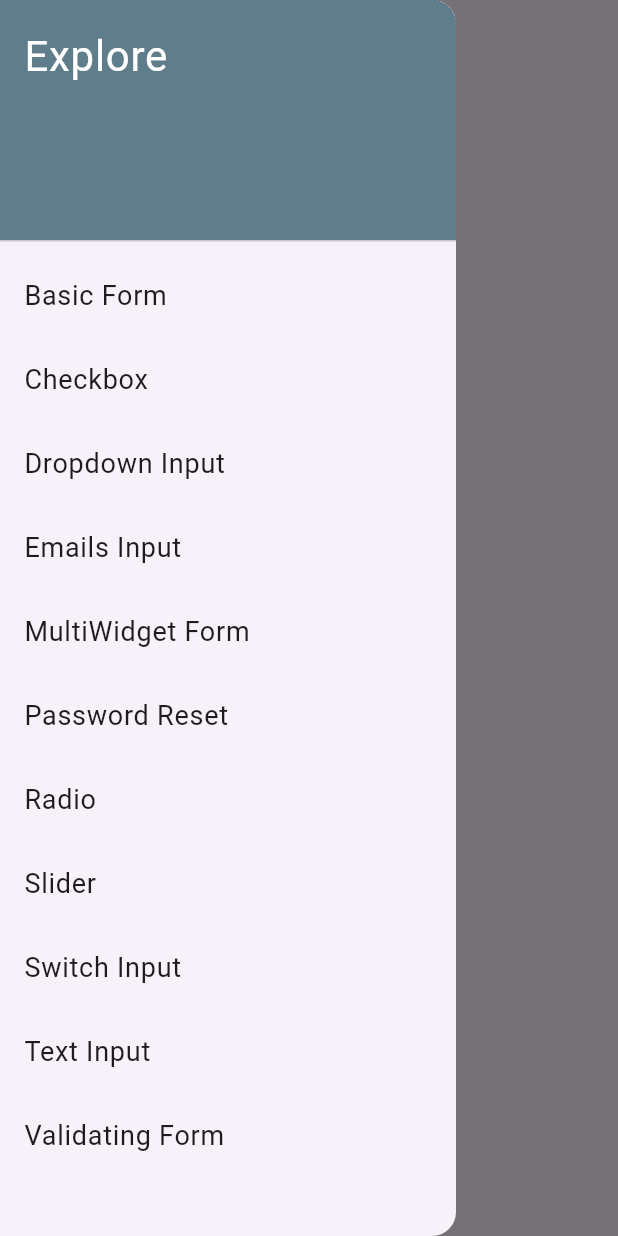
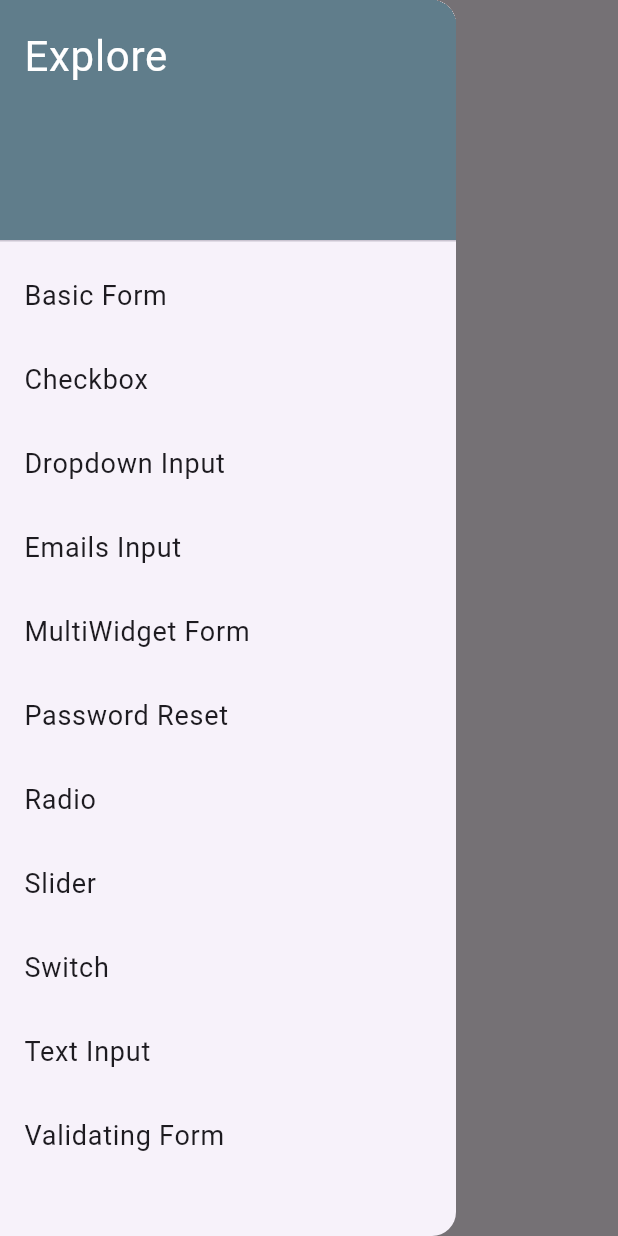
Before and after one commit to randy-kip/flutter-1-forms, a Flutter app: the screen it shows after launch, with the side drawer open, on a phone screen of 412 x 824 dp. Run offline on Flutter 3.47's test engine with Material 3 defaults, Android fonts, the phone set to English and light mode, and no system bars.

Commit message:
1. ✨feat: Added the `SwitchInput` widget for toggle functionality.
2. ✨feat: Create a Flutter screen (`SwitchScreen`) to showcase and import the `SwitchInput` widget.

3. 🎨refactor: Updated imports in associated files to ensure proper integration with the `SwitchInput` widget.

4. 💄refactor: Styled the `SwitchScreen` layout for a visually appealing presentation.

```diff
--- a/lib/main.dart
+++ b/lib/main.dart
@@ -7,8 +7,8 @@ import 'package:forms_fa/screens/multi_widget_screen.dart';
 import 'package:forms_fa/screens/password_screen.dart';
 import 'package:forms_fa/screens/radio_screen.dart';
 import 'package:forms_fa/screens/slider_screen.dart';
+import 'package:forms_fa/screens/switch_input_screen.dart';
 import 'package:forms_fa/shared/menu_drawer.dart';
-import 'package:forms_fa/widgets/switch_input.dart';
 import 'package:forms_fa/widgets/text_input.dart';
 import 'package:forms_fa/widgets/validating_form.dart';
 // import 'package:forms/widgets/password_reset_form.dart';
@@ -40,7 +40,7 @@ class MyApp extends StatelessWidget {
         '/passfield': (context) => const PasswordResetScreen(),
         '/radio': (context) => const RadioInputScreen(),
         '/slider': (context) => const SliderScreen(),
-        '/switch': (context) => const SwitchInput(),
+        '/switch': (context) => const SwitchScreen(),
         '/text': (context) => const TextInput(),
         '/validating': (context) => const ValidatingForm()
       },
--- a/lib/shared/menu_drawer.dart
+++ b/lib/shared/menu_drawer.dart
@@ -8,6 +8,7 @@ import 'package:forms_fa/screens/multi_widget_screen.dart';
 import 'package:forms_fa/screens/password_screen.dart';
 import 'package:forms_fa/screens/radio_screen.dart';
 import 'package:forms_fa/screens/slider_screen.dart';
+import 'package:forms_fa/screens/switch_input_screen.dart';
 import 'package:forms_fa/widgets/switch_input.dart';
 import 'package:forms_fa/widgets/text_input.dart';
 import 'package:forms_fa/widgets/validating_form.dart';
@@ -34,7 +35,7 @@ class MenuDrawer extends StatelessWidget {
       'Password Reset',
       'Radio',
       'Slider',
-      'Switch Input',
+      'Switch',
       'Text Input',
       'Validating Form'
     ];
@@ -80,7 +81,7 @@ class MenuDrawer extends StatelessWidget {
               screen = const SliderScreen();
               break;
             case 'Switch Input':
-              screen = const SwitchInput();
+              screen = const SwitchScreen();
               break;
             case 'Text Input':
               screen = const TextInput();
```
Also changed, not shown: lib/screens/switch_input_screen.dart (added, +33 -0 lines).
